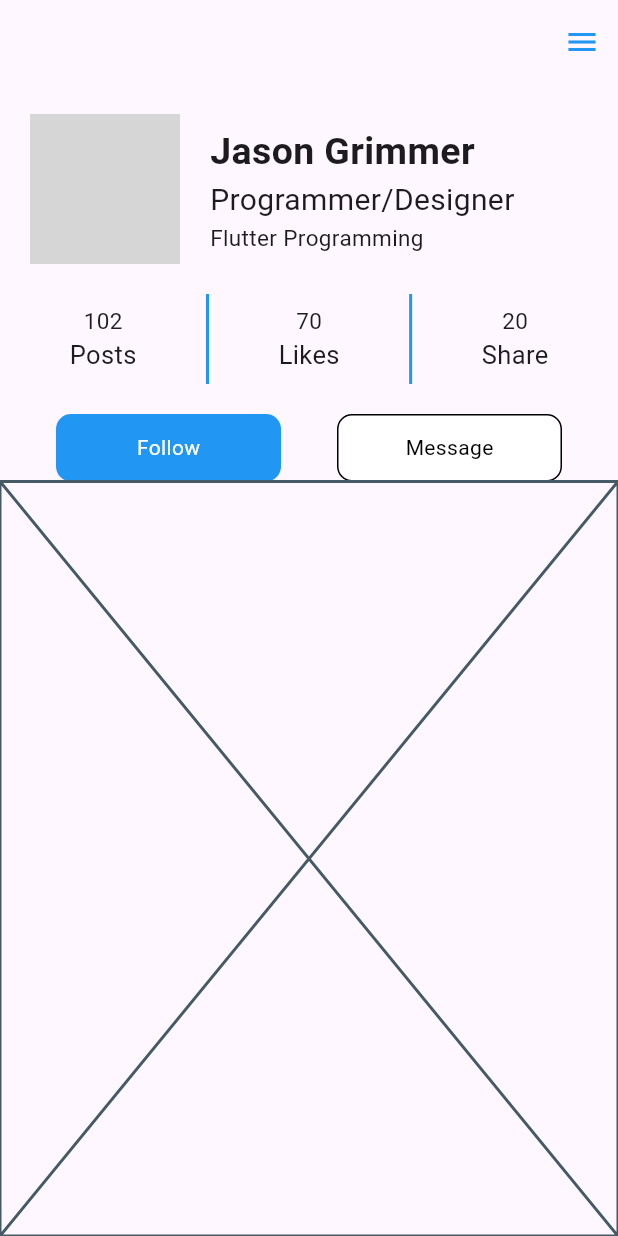
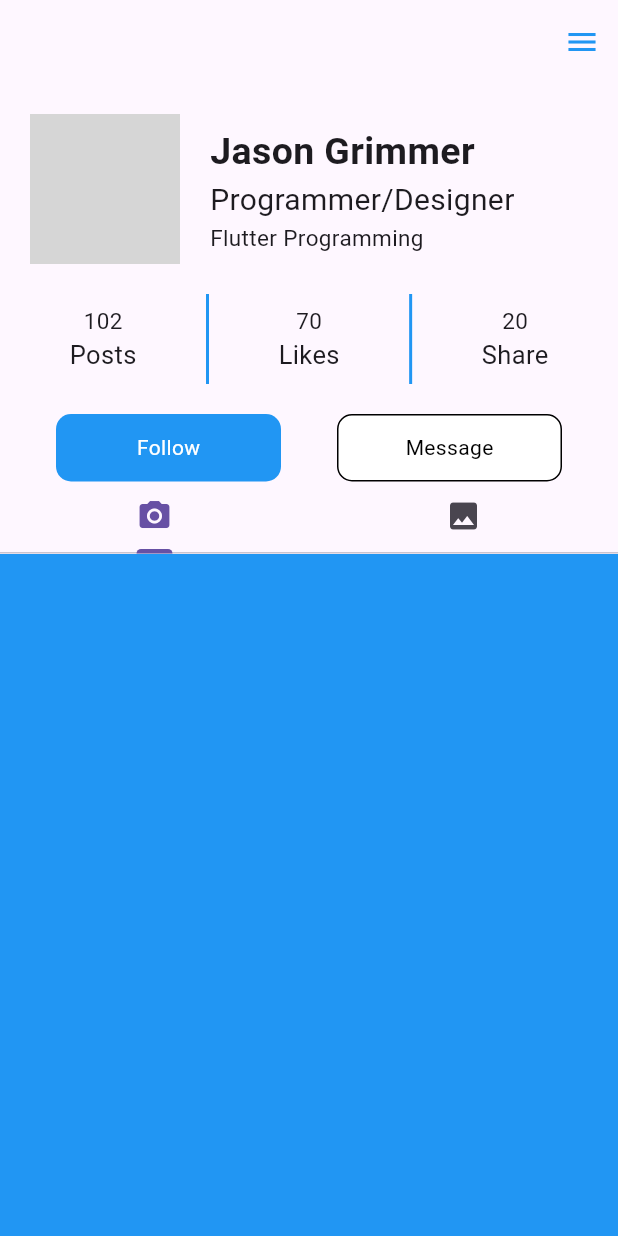
Before and after one commit to minjxx/Flutter-PJ-MJ, a Flutter app: the screen it shows after launch, on a phone screen of 412 x 824 dp. Run offline on Flutter 3.47's test engine with Material 3 defaults, Android fonts, the phone set to English and light mode, and no system bars; grey boxes are pictures that could not be loaded.

Commit message:
Update profile_tab.dart

```diff
--- a/03.플러터PJ/app_03_profile/lib/components/profile_tab.dart
+++ b/03.플러터PJ/app_03_profile/lib/components/profile_tab.dart
@@ -1,21 +1,93 @@
 // 프로파일 탭메뉴와 탭컨텐츠 구현 클래스
 
 // 동적인 컨텐츠 변경이 있는 위젯은
-// 상태위젯을 사용한다!!! -> stateful Widget
+// 상태위젯을 사용한다!!! -> StatefulWidget
 // -> stf 축약어
 import 'package:flutter/material.dart';
 
 // 탭메뉴 구현 메인 클래스 ////////////
 class ProfileTab extends StatefulWidget {
-  const ProfileTab({Key?key}):super(key: key);
+  const ProfileTab({Key? key}) : super(key: key);
 
+  // 기본적으로 상태관리를 해주는 메서드로 이를 생성함
+  // createState() 에 실제 구현코드를 리턴하는 클래스를 연결함
   @override
   State<ProfileTab> createState() => _ProfileTabState();
-}
+} //// ProfileTab 클래스 ///////////
 
-class _ProfileTabState extends State<ProfileTab> {
+// 실제 탭메뉴 구현 코드를 리턴하는 클래스
+class _ProfileTabState extends State<ProfileTab>
+    with SingleTickerProviderStateMixin {
+  // 다중상속으로 "씽글티커프로바이더스테이트믹스인" 클래스상속
+  // -> 한가지의 애니메이션을 변경시 적용해주는 클래스임!
+  // -> 탭메뉴 변경시 컨텐츠를 슬라이딩 애니로 이동해서 보여줌
+  // 참고) 다중 애니메이션 정의 클래스는
+  // TickerProviderStateMixin 을 상속받아 사용함!
+
+  // 빌드 메서드 재정의!
   @override
   Widget build(BuildContext context) {
-    return const Placeholder();
-  }
-}
+    // 컨텐츠 진행방향이 수직이므로 Column() 사용!
+    return Column(
+      children: [
+        // 1. 탭바 메뉴 : _buildTabBar()
+        _buildTabBar(),
+        // 2. 탭 컨텐츠 영역
+        // (확장영역사용-Expanded()) : _buildTabBarView()
+        Expanded(child: _buildTabBarView()),
+      ],
+    );
+  } //// build ///
+
+  // 탭메뉴를 탭하여 컨텐츠를 변경할 것이므로
+  // 탭컨트롤러가 필요함!!!
+  TabController? _tabController;
+
+  // 기존 정의된 탭컨트롤러를 초기화해야함!!!
+  @override
+  void initState() {
+    // 1.부모 클래스인 State()의 초기화 메서드를 호출함!
+    super.initState();
+    // 2.탭컨트롤로 변수에 탭컨트롤로 옵션을 설정하여 할당함!
+    _tabController = TabController(length: 2, vsync: this);
+    // length 속성 : 사용할 탭개수
+    // vsync 속성 : 탭변경시 탭메뉴와 탭뷰를 연결하는 설정
+    // -> this 키워드로 현재 탭자신을 등록함!
+  } // initState 재정의 /////
+
+  // [1] 탭바 위젯 리턴 메서드 : _buildTabBar()
+  Widget _buildTabBar() {
+    // 탭바 위젯 리턴 ////
+    return TabBar(
+      // 반드시 컨트롤로를 연결해줘야함!!! 중요!!!
+      controller: _tabController,
+      // 탭바안에 탭이 2개!
+      tabs: [
+        Tab(
+          icon: Icon(
+            Icons.photo_camera,
+          ),
+        ),
+        Tab(
+          icon: Icon(
+            Icons.photo,
+          ),
+        ),
+      ],
+    );
+  } /////////// _buildTabBar 메서드 ///////
+
+  // [2] 탭바뷰 위젯 리턴 메서드 : _buildTabBarView()
+  Widget _buildTabBarView() {
+    // 탭바뷰 위젯 리턴
+    return TabBarView(
+      // 반드시 컨트롤로를 연결해줘야함!!! 중요!!!
+      controller: _tabController,
+      // 탭개수가 2개이므로 2개의 탭바뷰를 구성함!
+      children: [
+        Container(color: Colors.blue,),
+        Container(color: Colors.yellow,),
+      ],
+    );
+  } /////////// _buildTabBarView 메서드 ///////
+} //// _ProfileTabState 클래스 /////////////
```
